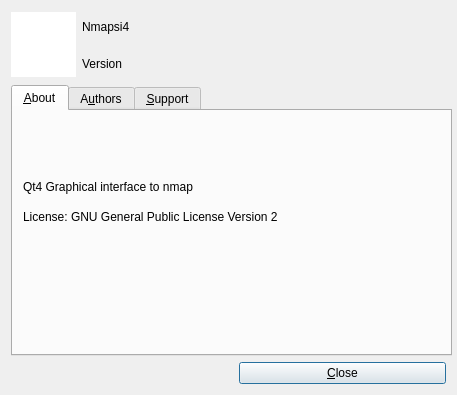
The window that lib/about/about.ui (nmapsi4/nmapsi4) describes before a commit, drawn with Qt 5.
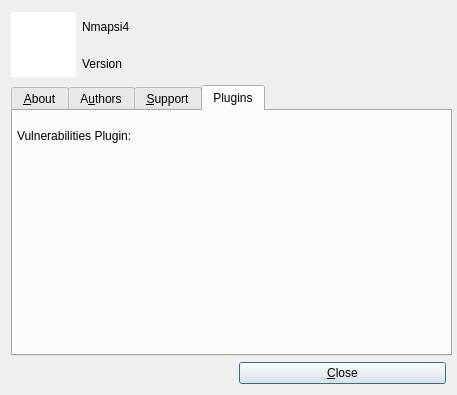
The same window after the commit. The open tabs and pages were chosen to show the change. Icons and pictures are not drawn.

Patch:
```diff
--- a/lib/about/about.ui
+++ b/lib/about/about.ui
@@ -249,6 +249,24 @@
        </item>
       </layout>
      </widget>
+     <widget class="QWidget" name="tab_4">
+      <attribute name="title">
+       <string>Plugins</string>
+      </attribute>
+      <widget class="QLabel" name="labelVuln">
+       <property name="geometry">
+        <rect>
+         <x>4</x>
+         <y>4</y>
+         <width>431</width>
+         <height>41</height>
+        </rect>
+       </property>
+       <property name="text">
+        <string>Vulnerabilities Plugin: </string>
+       </property>
+      </widget>
+     </widget>
     </widget>
    </item>
   </layout>
```
